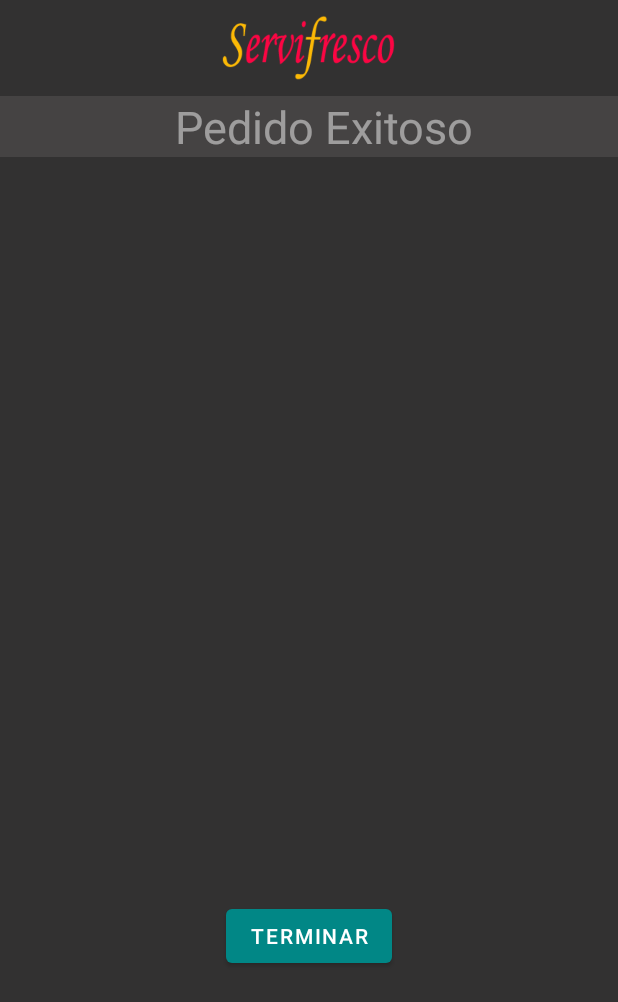
After one commit to Carlos8Francisco/ProyectoFinal_liss, an Android app: the layout activity_exito.xml on its own in the app's theme, with its tools: preview values and no code run, on a phone screen of 412 x 824 dp. The commit adds this screen. Shown: the top 1002 px of the screen. Run offline under Robolectric (Android 15) with nearby library versions, the phone set to English and light mode, and no system bars.

Commit message:
funcionando 3.0

```diff
--- a/app/src/main/AndroidManifest.xml
+++ b/app/src/main/AndroidManifest.xml
@@ -12,6 +12,9 @@
         android:roundIcon="@mipmap/ic_launcher_round"
         android:supportsRtl="true"
         android:theme="@style/Theme.Proyectofinal">
+        <activity
+            android:name=".exito"
+            android:exported="false" />
         <activity
             android:name=".exit"
             android:exported="false" />
--- /dev/null
+++ b/app/src/main/res/layout/activity_exito.xml
@@ -0,0 +1,70 @@
+<?xml version="1.0" encoding="utf-8"?>
+<RelativeLayout xmlns:android="http://schemas.android.com/apk/res/android"
+    xmlns:app="http://schemas.android.com/apk/res-auto"
+    xmlns:tools="http://schemas.android.com/tools"
+    android:layout_width="match_parent"
+    android:layout_height="match_parent"
+    tools:context=".exito"
+    android:background="#323131">
+
+    <LinearLayout
+        android:id="@+id/liproduct"
+        android:layout_width="match_parent"
+        android:layout_height="wrap_content"
+        android:orientation="vertical">
+
+    <ImageView
+        android:layout_width="150dp"
+        android:layout_height="48dp"
+        android:layout_gravity="center"
+        android:layout_marginVertical="5dp"
+        android:src="@drawable/logo1" />
+
+    <TextView
+        android:layout_width="match_parent"
+        android:layout_height="wrap_content"
+        android:layout_marginVertical="5dp"
+        android:background="#7E5A5656"
+        android:gravity="center"
+        android:paddingLeft="20dp"
+        android:text="Pedido Exitoso"
+        android:textColor="#7AFFFFFF"
+        android:textSize="30sp" />
+
+    </LinearLayout>
+
+    <Button
+        android:id="@+id/btn1"
+        android:layout_width="wrap_content"
+        android:layout_height="wrap_content"
+        android:text="Terminar"
+        android:layout_marginTop="600dp"
+        android:layout_centerHorizontal="true"
+        android:layout_gravity="center_horizontal"/>
+
+    <LinearLayout
+        android:id="@+id/lir1"
+        android:layout_width="match_parent"
+        android:layout_height="match_parent"
+        android:gravity="center"
+        android:orientation="vertical">
+
+        <TextView
+            android:id="@+id/tx1"
+            android:layout_width="match_parent"
+            android:layout_height="match_parent"
+            android:layout_gravity="center"
+            android:layout_marginVertical="150dp"
+            android:layout_marginLeft="20dp"
+            android:layout_marginRight="20dp"
+            android:fontFamily="sans-serif-black"
+            android:text=""
+            android:textColor="@color/white"
+            android:textSize="20dp" />
+
+
+
+    </LinearLayout>
+
+
+</RelativeLayout>
```
Also changed, not shown: app/src/main/java/com/example/proyectofinal/exito.java (added, +38 -0 lines), app/src/main/java/com/example/proyectofinal/productos.java (+133 -42 lines), app/src/main/res/layout/activity_productos.xml (+26 -1 lines), app/src/main/res/layout/itempedido.xml (+10 -0 lines), app/src/main/res/drawable/list.png, app/src/main/res/drawable/pedido.png.
